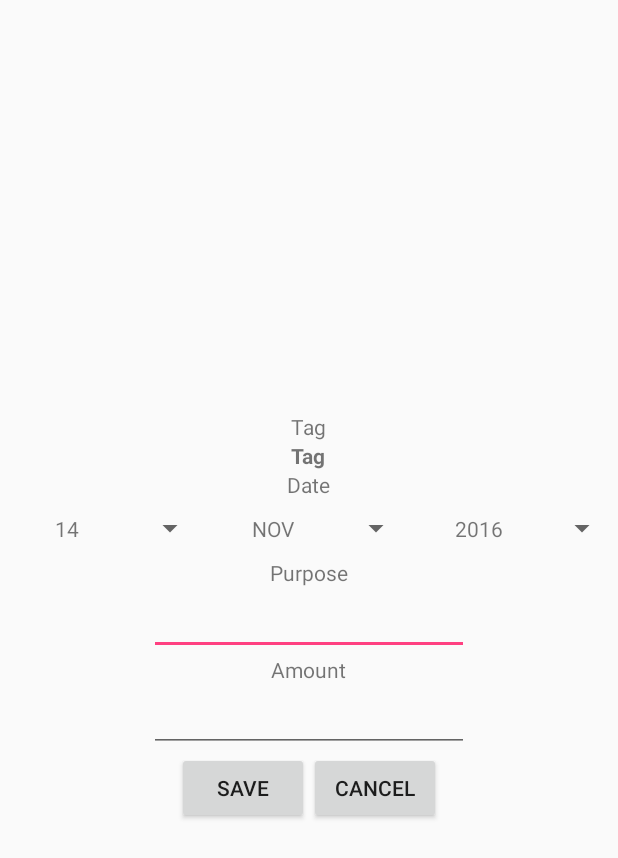
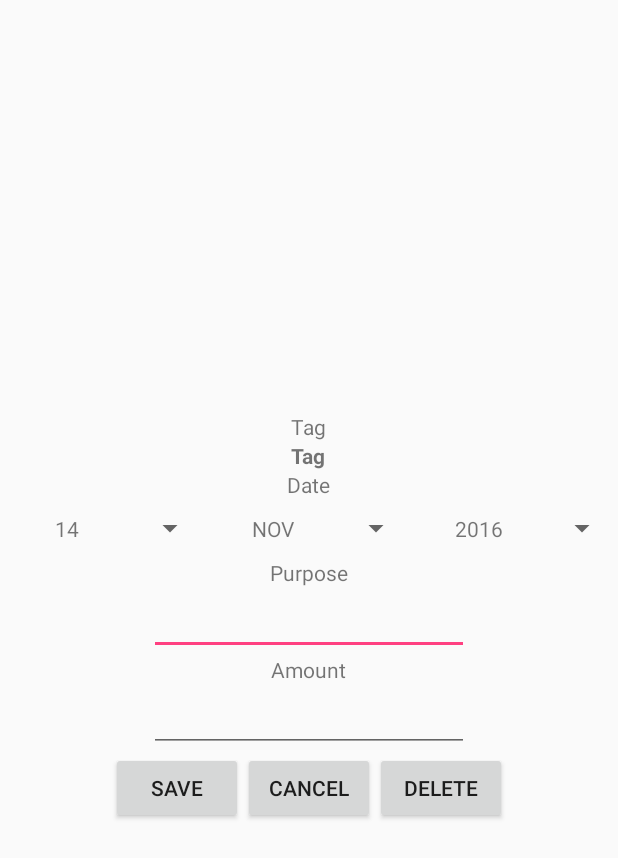
Before and after one commit to sujoykroy/SpendTrack, an Android app: the layout activity_spending.xml on its own in the app's theme, with its tools: preview values and no code run, on a phone screen of 412 x 824 dp. Shown: the top 858 px of the screen. Run offline under Robolectric (Android 15) with nearby library versions, the phone set to English and light mode, and no system bars.

Commit message:
Deletion of spending entries feature for "Temporary" tag is added.

```diff
--- a/app/src/main/java/bk2suz/spendtrack/SpendingRecord.java
+++ b/app/src/main/java/bk2suz/spendtrack/SpendingRecord.java
@@ -131,6 +131,11 @@ public class SpendingRecord implements Parcelable  {
         return rowCount>0;
     }
 
+    public boolean delete() {
+        long rowCount = SpendingTable.delete(String.format("%s = %d", FIELD_ROWID, mId), null);
+        return rowCount>0;
+    }
+
     public static void addNew(TagRecord tagRecord, Date date, String purpose, float amount) {
         if (purpose.trim().length()==0) return;
         ContentValues values = new ContentValues();
--- a/app/src/main/res/layout/activity_spending.xml
+++ b/app/src/main/res/layout/activity_spending.xml
@@ -71,6 +71,12 @@
             android:layout_height="wrap_content"
             android:text="@string/cancel"
             android:id="@+id/button_cancel" />
+
+        <Button
+            android:layout_width="wrap_content"
+            android:layout_height="wrap_content"
+            android:text="Delete"
+            android:id="@+id/button_delete" />
     </LinearLayout>
 
 </LinearLayout>
--- a/app/src/main/res/values/strings.xml
+++ b/app/src/main/res/values/strings.xml
@@ -20,4 +20,5 @@
     <string name="sum">Sum</string>
     <string name="all">All</string>
     <string name="fetch">Fetch</string>
+    <string name="text">Text</string>
 </resources>
```
Also changed, not shown: app/src/main/java/bk2suz/spendtrack/SpendingActivity.java (+26 -6 lines), app/src/main/java/bk2suz/spendtrack/Table.java (+19 -0 lines), app/src/main/java/bk2suz/spendtrack/TagRecord.java (+6 -5 lines).
